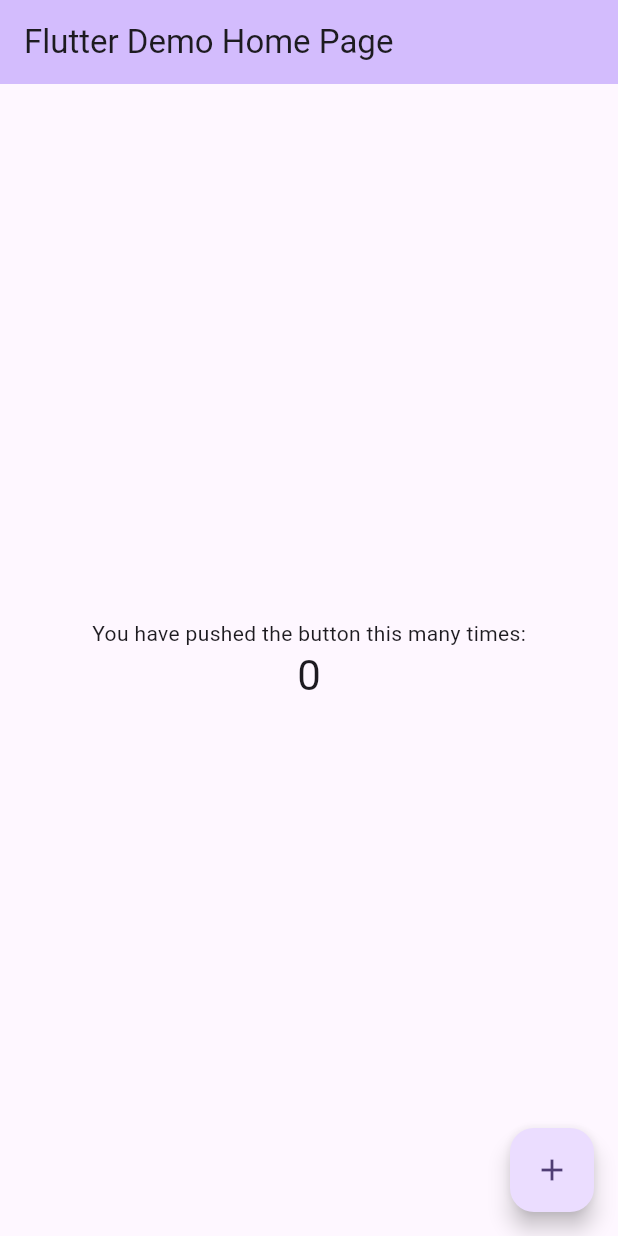
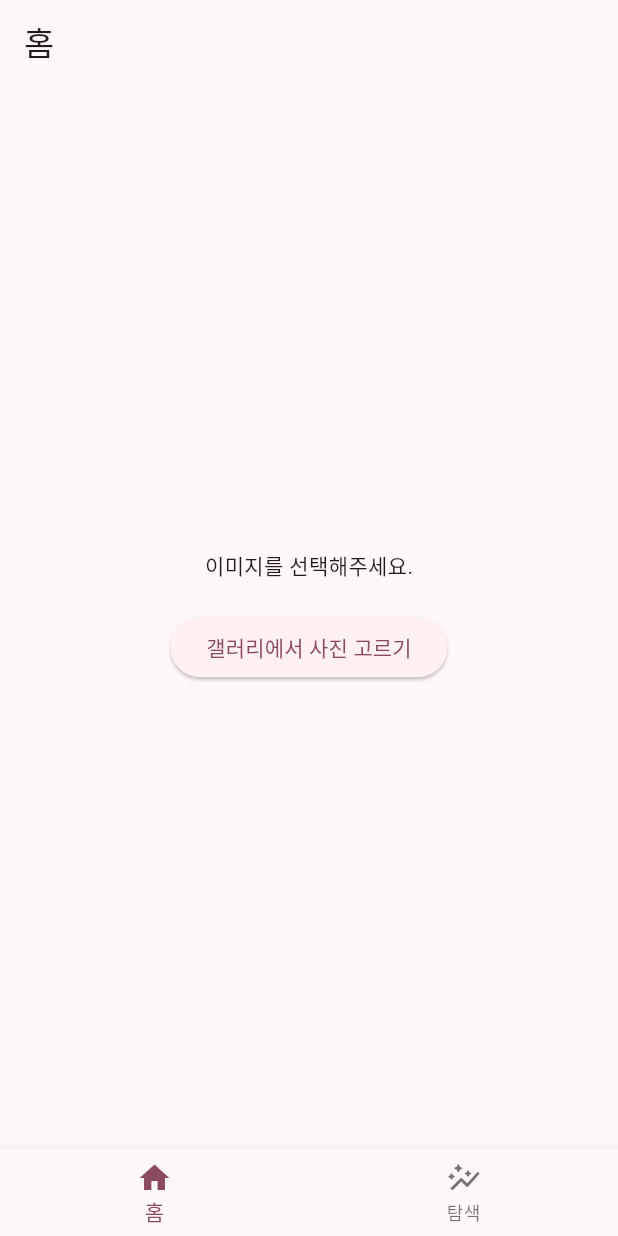
Before and after one commit to komodgn/meta-flutter, a Flutter app: the screen it shows after launch, on a phone screen of 412 x 824 dp. Run offline on Flutter 3.47's test engine with Material 3 defaults, Android fonts, the phone set to English and light mode, and no system bars; our stand-ins replace dio, flutter_dotenv, image_picker, webview_flutter.

Commit message:
feat: add image analysis sample code

```diff
--- a/lib/main.dart
+++ b/lib/main.dart
@@ -1,121 +1,248 @@
+import 'dart:convert';
+import 'dart:io';
+import 'package:dio/dio.dart';
 import 'package:flutter/material.dart';
+import 'package:flutter_dotenv/flutter_dotenv.dart';
+import 'package:image_picker/image_picker.dart';
+import 'package:webview_flutter/webview_flutter.dart';
 
-void main() {
+Future<void> main() async {
+  await dotenv.load(fileName: ".env");
+
   runApp(const MyApp());
 }
 
 class MyApp extends StatelessWidget {
   const MyApp({super.key});
 
-  // This widget is the root of your application.
   @override
   Widget build(BuildContext context) {
     return MaterialApp(
-      title: 'Flutter Demo',
+      title: 'Meta Search',
       theme: ThemeData(
-        // This is the theme of your application.
-        //
-        // TRY THIS: Try running your application with "flutter run". You'll see
-        // the application has a purple toolbar. Then, without quitting the app,
-        // try changing the seedColor in the colorScheme below to Colors.green
-        // and then invoke "hot reload" (save your changes or press the "hot
-        // reload" button in a Flutter-supported IDE, or press "r" if you used
-        // the command line to start the app).
-        //
-        // Notice that the counter didn't reset back to zero; the application
-        // state is not lost during the reload. To reset the state, use hot
-        // restart instead.
-        //
-        // This works for code too, not just values: Most code changes can be
-        // tested with just a hot reload.
-        colorScheme: .fromSeed(seedColor: Colors.deepPurple),
+        colorScheme: ColorScheme.fromSeed(seedColor: Colors.black),
+        useMaterial3: true,
       ),
-      home: const MyHomePage(title: 'Flutter Demo Home Page'),
+      home: const MainHolder(),
     );
   }
 }
 
-class MyHomePage extends StatefulWidget {
-  const MyHomePage({super.key, required this.title});
-
-  // This widget is the home page of your application. It is stateful, meaning
-  // that it has a State object (defined below) that contains fields that affect
-  // how it looks.
-
-  // This class is the configuration for the state. It holds the values (in this
-  // case the title) provided by the parent (in this case the App widget) and
-  // used by the build method of the State. Fields in a Widget subclass are
-  // always marked "final".
-
-  final String title;
+class MainHolder extends StatefulWidget {
+  const MainHolder({super.key});
 
   @override
-  State<MyHomePage> createState() => _MyHomePageState();
+  State<StatefulWidget> createState() => _MainHolderState();
 }
 
-class _MyHomePageState extends State<MyHomePage> {
-  int _counter = 0;
+class _MainHolderState extends State<MainHolder> {
+  int _selectedIndex = 0;
 
-  void _incrementCounter() {
-    setState(() {
-      // This call to setState tells the Flutter framework that something has
-      // changed in this State, which causes it to rerun the build method below
-      // so that the display can reflect the updated values. If we changed
-      // _counter without calling setState(), then the build method would not be
-      // called again, and so nothing would appear to happen.
-      _counter++;
-    });
+  final List<Widget> _screens = [
+    const ImageAnalysisScreen(),
+    const GraphWebView(),
+  ];
+
+  @override
+  Widget build(BuildContext context) {
+    return Scaffold(
+      body: IndexedStack(index: _selectedIndex, children: _screens),
+      bottomNavigationBar: BottomNavigationBar(
+        currentIndex: _selectedIndex,
+        onTap: (index) {
+          setState(() {
+            _selectedIndex = index;
+          });
+        },
+        items: const [
+          BottomNavigationBarItem(icon: Icon(Icons.home), label: '홈'),
+          BottomNavigationBarItem(
+            icon: Icon(Icons.auto_graph_rounded),
+            label: '탐색',
+          ),
+        ],
+      ),
+    );
+  }
+}
+
+class GraphWebView extends StatefulWidget {
+  const GraphWebView({super.key});
+
+  @override
+  State<StatefulWidget> createState() => _GraphWebViewState();
+}
+
+class _GraphWebViewState extends State<GraphWebView> {
+  late final WebViewController _controller;
+
+  @override
+  void initState() {
+    super.initState();
+
+    const String dbName = "dbaaa09461171041d78bf160281d6313e0";
+    final String url = "${dotenv.get('BASE_WEB_VIEW_URL')}/graph/$dbName";
+
+    _controller = WebViewController()
+      ..setJavaScriptMode(JavaScriptMode.unrestricted)
+      ..setBackgroundColor(Colors.white)
+      ..setNavigationDelegate(
+        NavigationDelegate(
+          onWebResourceError: (WebResourceError error) {
+            print("Web Resource Error: ${error.description}");
+          },
+        ),
+      )
+      ..addJavaScriptChannel(
+        'Android',
+        onMessageReceived: (JavaScriptMessage message) {
+          print("PhotoName: ${message.message}");
+        },
+      )
+      ..loadRequest(Uri.parse(url));
   }
 
   @override
   Widget build(BuildContext context) {
-    // This method is rerun every time setState is called, for instance as done
-    // by the _incrementCounter method above.
-    //
-    // The Flutter framework has been optimized to make rerunning build methods
-    // fast, so that you can just rebuild anything that needs updating rather
-    // than having to individually change instances of widgets.
     return Scaffold(
       appBar: AppBar(
-        // TRY THIS: Try changing the color here to a specific color (to
-        // Colors.amber, perhaps?) and trigger a hot reload to see the AppBar
-        // change color while the other colors stay the same.
-        backgroundColor: Theme.of(context).colorScheme.inversePrimary,
-        // Here we take the value from the MyHomePage object that was created by
-        // the App.build method, and use it to set our appbar title.
-        title: Text(widget.title),
+        title: const Text('탐색'),
+        actions: [
+          IconButton(
+            icon: const Icon(Icons.refresh),
+            onPressed: () => _controller.reload(),
+          ),
+        ],
       ),
+      body: WebViewWidget(controller: _controller),
+    );
+  }
+}
+
+class ImageAnalysisScreen extends StatefulWidget {
+  const ImageAnalysisScreen({super.key});
+
+  @override
+  State<ImageAnalysisScreen> createState() => _ImageAnalysisScreenState();
+}
+
+class _ImageAnalysisScreenState extends State<ImageAnalysisScreen> {
+  File? _image;
+  bool _isAnalyzing = false;
+
+  final webDio = Dio(
+    BaseOptions(baseUrl: '${dotenv.get('BASE_WEB_SERVER_URL')}/'),
+  );
+  final aiDio = Dio(
+    BaseOptions(baseUrl: '${dotenv.get('BASE_AI_SERVER_URL')}/'),
+  );
+
+  Future<void> _pickImage() async {
+    final picker = ImagePicker();
+    final pickedFile = await picker.pickImage(source: ImageSource.gallery);
+
+    if (pickedFile != null) {
+      setState(() {
+        _image = File(pickedFile.path);
+      });
+      _requestAnalysis();
+    }
+  }
+
+  Future<void> _requestAnalysis() async {
+    if (_image == null) return;
+
+    setState(() => _isAnalyzing = true);
+
+    try {
+      String fileName = _image!.path.split('/').last;
+      String dbName = "dbaaa09461171041d78bf160281d6313e0";
+
+      final webFormData = FormData.fromMap({
+        'image': await MultipartFile.fromFile(_image!.path, filename: fileName),
+      });
+
+      final aiFormData = FormData.fromMap({
+        'addImage': await MultipartFile.fromFile(
+          _image!.path,
+          filename: fileName,
+        ),
+        'dbName': dbName,
+      });
+
+      await Future.wait([
+        webDio.post(
+          'android/uploadimg',
+          data: webFormData,
+          queryParameters: {'dbName': dbName},
+        ),
+
+        aiDio.post('android/upload_add', data: aiFormData),
+      ]);
+
+      _handleAnalysisFinish(dbName);
+    } catch (e) {
+      print("Failed: $e");
+      if (e is DioException) {
+        print("Error: ${e.response?.data}");
+      }
+    } finally {
+      setState(() => _isAnalyzing = false);
+    }
+  }
+
+  Future<void> _handleAnalysisFinish(String dbName) async {
+    try {
+      final finishData = FormData.fromMap({
+        'finish': 'true',
+        'dbName': dbName,
+        'rowCount': '1',
+      });
+
+      final response = await aiDio.post(
+        'android/upload_finish',
+        data: finishData,
+      );
+
+      if (response.data != null && response.data['images'] != null) {
+        List images = response.data['images'];
+
+        for (var person in images) {
+          if (person['isFaceExit'] == true && person['imageBytes'] != null) {
+            String imageName = person['imageName'];
+            String base64String = person['imageBytes'];
+
+            final decodedBytes = base64Decode(base64String);
+          }
+        }
+      }
+    } catch (e) {
+      print("Finish Error: $e");
+    }
+  }
+
+  @override
+  Widget build(BuildContext context) {
+    return Scaffold(
+      appBar: AppBar(title: const Text('홈')),
       body: Center(
-        // Center is a layout widget. It takes a single child and positions it
-        // in the middle of the parent.
         child: Column(
-          // Column is also a layout widget. It takes a list of children and
-          // arranges them vertically. By default, it sizes itself to fit its
-          // children horizontally, and tries to be as tall as its parent.
-          //
-          // Column has various properties to control how it sizes itself and
-          // how it positions its children. Here we use mainAxisAlignment to
-          // center the children vertically; the main axis here is the vertical
-          // axis because Columns are vertical (the cross axis would be
-          // horizontal).
-          //
-          // TRY THIS: Invoke "debug painting" (choose the "Toggle Debug Paint"
-          // action in the IDE, or press "p" in the console), to see the
-          // wireframe for each widget.
-          mainAxisAlignment: .center,
+          mainAxisAlignment: MainAxisAlignment.center,
           children: [
-            const Text('You have pushed the button this many times:'),
-            Text(
-              '$_counter',
-              style: Theme.of(context).textTheme.headlineMedium,
-            ),
+            _image != null
+                ? Image.file(_image!, height: 300)
+                : const Text('이미지를 선택해주세요.'),
+
+            const SizedBox(height: 20),
+
+            _isAnalyzing
+                ? const CircularProgressIndicator()
+                : ElevatedButton(
+                    onPressed: _pickImage,
+                    child: const Text('갤러리에서 사진 고르기'),
+                  ),
           ],
         ),
-      ),
-      floatingActionButton: FloatingActionButton(
-        onPressed: _incrementCounter,
-        tooltip: 'Increment',
-        child: const Icon(Icons.add),
       ),
     );
   }
```
